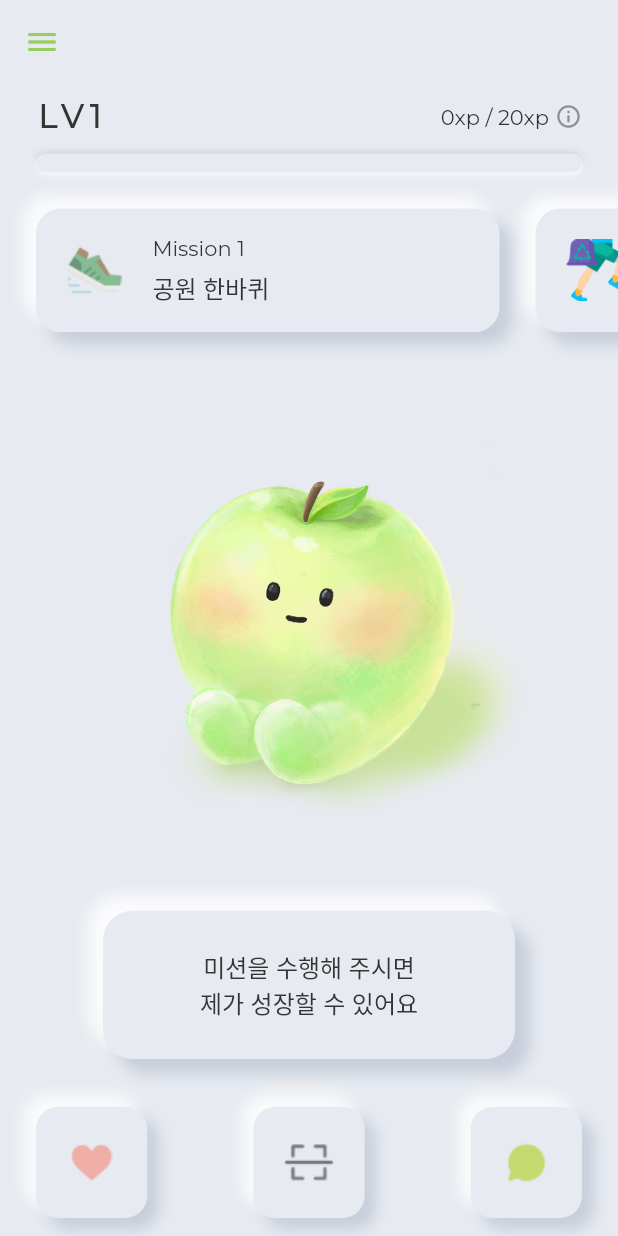
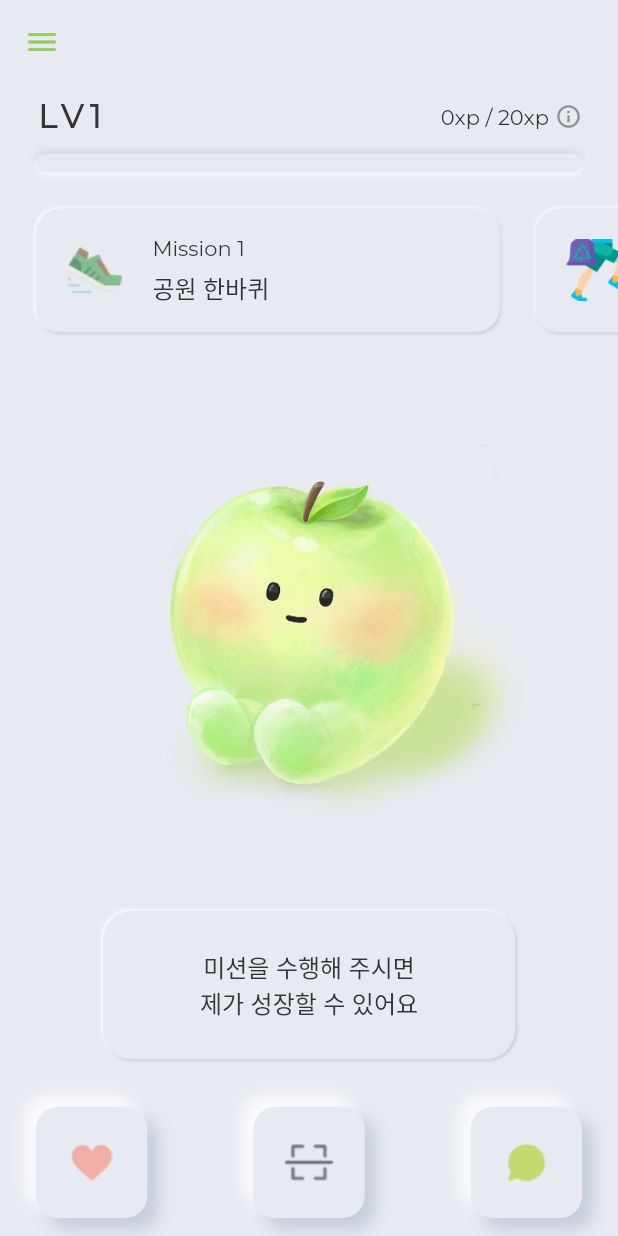
Before and after one commit to SWM-NiceGuy/SavingZoo-Client, a Flutter app: the MainScreen screen opened by its route, on a phone screen of 412 x 824 dp. Run offline on Flutter 3.47's test engine with Material 2 defaults, Android fonts, the phone set to English and light mode, and no system bars; our stand-ins replace firebase_auth, firebase_core, google_fonts, lottie, permission_handler, shared_preferences and 1 more; missing offline and left inert: jose, kakao_flutter_sdk, qr_code_scanner, word_break_text; accounts and stored records are empty.

```diff
--- a/lib/presentation/screens/grow/components/shadow_container.dart
+++ b/lib/presentation/screens/grow/components/shadow_container.dart
@@ -38,13 +38,13 @@ class ShadowContainer extends StatelessWidget {
           boxShadow: [
             BoxShadow(
               color: darkShadowColor ?? amond_colors.darkShadowColor,
-              blurRadius: 8.0,
-              offset: Offset(minSize / 10, minSize / 10),
+              blurRadius: 1.0,
+              offset: Offset(minSize / 100, minSize / 100),
             ),
             BoxShadow(
               color: lightShadowColor ?? amond_colors.lightShadowColor,
-              blurRadius: 8.0,
-              offset: Offset(-minSize / 10, -minSize / 10),
+              blurRadius: 1.0,
+              offset: Offset(-minSize / 100, -minSize / 100),
             ),
           ],
         ),
```
